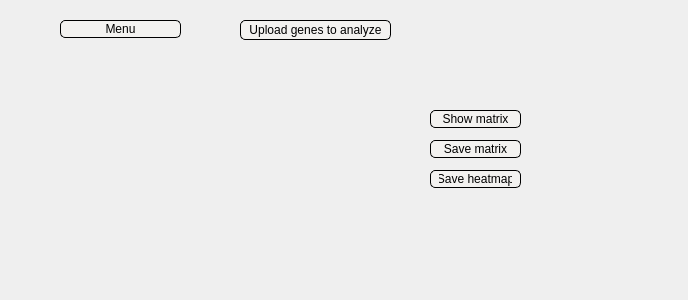
First picture: the form in colocalizationwindow.ui, repository LorenzoTarricone/TranscriptomiC, before the edit.
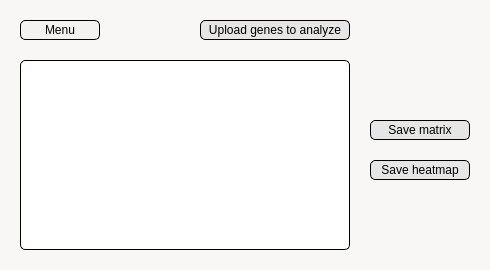
Second picture: the form after the edit. Custom widgets are drawn as their Qt base class.

The edit to the form file:
```diff
--- a/colocalizationwindow.ui
+++ b/colocalizationwindow.ui
@@ -6,54 +6,45 @@
    <rect>
     <x>0</x>
     <y>0</y>
-    <width>688</width>
-    <height>300</height>
+    <width>490</width>
+    <height>270</height>
    </rect>
   </property>
   <property name="windowTitle">
-   <string>Dialog</string>
+   <string>Colocalization</string>
+  </property>
+  <property name="styleSheet">
+   <string notr="true">background-color: rgb(248,247,245);</string>
   </property>
   <widget class="QCustomPlot" name="customPlot" native="true">
    <property name="geometry">
     <rect>
-     <x>60</x>
+     <x>20</x>
      <y>60</y>
-     <width>331</width>
-     <height>191</height>
-    </rect>
-   </property>
-  </widget>
-  <widget class="QPushButton" name="ShowMatrixButton">
-   <property name="geometry">
-    <rect>
-     <x>430</x>
-     <y>110</y>
-     <width>91</width>
-     <height>18</height>
+     <width>330</width>
+     <height>190</height>
     </rect>
    </property>
    <property name="styleSheet">
-    <string notr="true">background-color: rgb(243,242,240);
+    <string notr="true">background-color: rgb(255,255,255);
 border: 1px solid black ;
 border-radius: 5px;
 padding: 0 8px;
-</string>
-   </property>
-   <property name="text">
-    <string>Show matrix</string>
+color: rgb(0,0,0);</string>
    </property>
   </widget>
   <widget class="QPushButton" name="SaveMatrixButton">
    <property name="geometry">
     <rect>
-     <x>430</x>
-     <y>140</y>
-     <width>91</width>
-     <height>18</height>
+     <x>370</x>
+     <y>120</y>
+     <width>100</width>
+     <height>20</height>
     </rect>
    </property>
    <property name="styleSheet">
-    <string notr="true">background-color: rgb(243,242,240);
+    <string notr="true">background-color: rgb(230,230,230);
+color: rgb(0,0,0);
 border: 1px solid black ;
 border-radius: 5px;
 padding: 0 8px;
@@ -66,14 +57,15 @@
   <widget class="QPushButton" name="SaveHeatmapButton">
    <property name="geometry">
     <rect>
-     <x>430</x>
-     <y>170</y>
-     <width>91</width>
-     <height>18</height>
+     <x>370</x>
+     <y>160</y>
+     <width>100</width>
+     <height>20</height>
     </rect>
    </property>
    <property name="styleSheet">
-    <string notr="true">background-color: rgb(243,242,240);
+    <string notr="true">background-color: rgb(230,230,230);
+color: rgb(0,0,0);
 border: 1px solid black ;
 border-radius: 5px;
 padding: 0 8px;
@@ -86,14 +78,15 @@
   <widget class="QPushButton" name="UploadGenesButton">
    <property name="geometry">
     <rect>
-     <x>240</x>
+     <x>200</x>
      <y>20</y>
-     <width>151</width>
+     <width>150</width>
      <height>20</height>
     </rect>
    </property>
    <property name="styleSheet">
-    <string notr="true">background-color: rgb(243,242,240);
+    <string notr="true">background-color: rgb(230,230,230);
+color: rgb(0,0,0);
 border: 1px solid black ;
 border-radius: 5px;
 padding: 0 8px;
@@ -106,10 +99,10 @@
   <widget class="QPushButton" name="MenuWindowButton">
    <property name="geometry">
     <rect>
-     <x>60</x>
+     <x>20</x>
      <y>20</y>
-     <width>121</width>
-     <height>18</height>
+     <width>80</width>
+     <height>20</height>
     </rect>
    </property>
    <property name="styleSheet">
@@ -117,6 +110,7 @@
 border: 1px solid black ;
 border-radius: 5px;
 padding: 0 8px;
+color: rgb(0,0,0);
 </string>
    </property>
    <property name="text">
```
